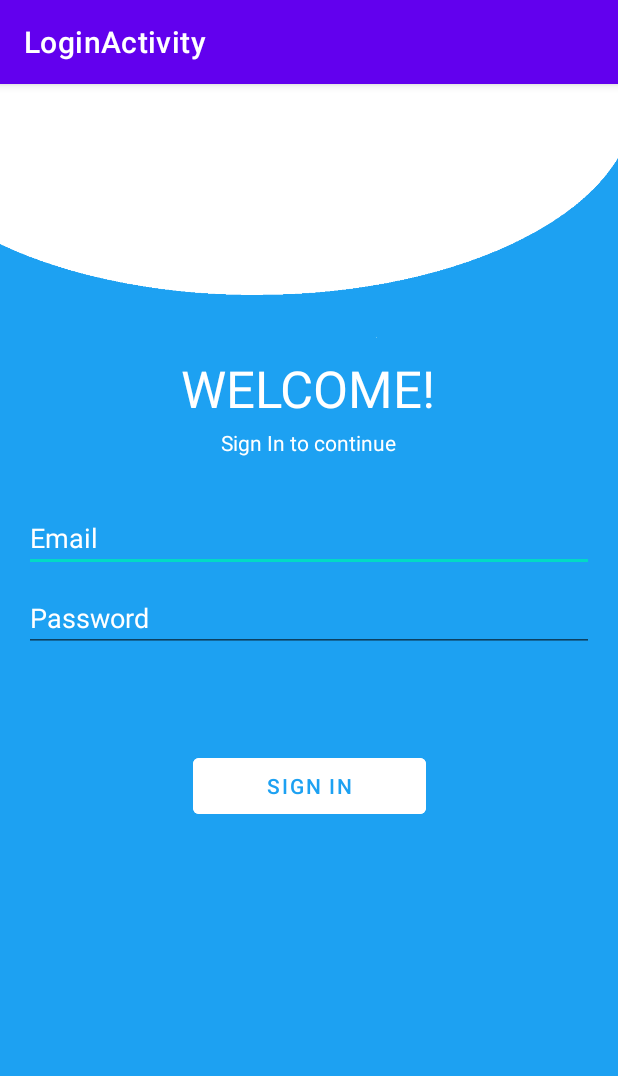
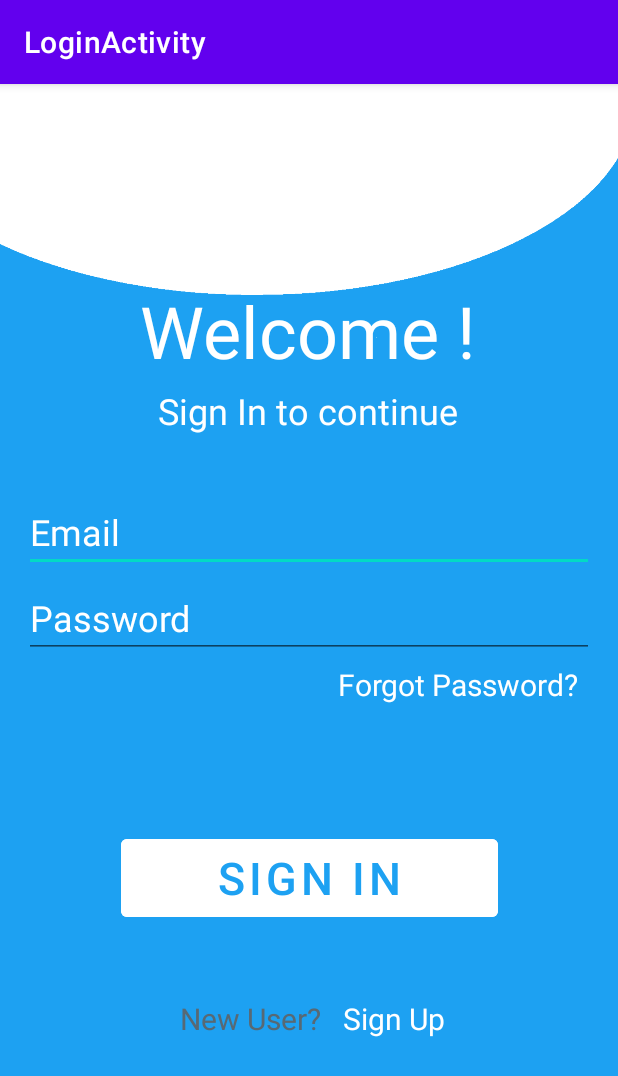
Before and after one commit to jackperlo/BadApp, an Android app: the LoginActivity screen opened directly, with no data from a screen before it, on a phone screen of 412 x 824 dp. Shown: the top 1076 px of the screen. Run offline under Robolectric (Android 15) with nearby library versions, the phone set to English and light mode, and no system bars.

Commit message:
Update login page

```diff
--- a/app/src/main/res/layout/activity_login.xml
+++ b/app/src/main/res/layout/activity_login.xml
@@ -16,23 +16,41 @@
         android:id="@+id/username"
         android:layout_width="0dp"
         android:layout_height="wrap_content"
-        android:layout_marginTop="264dp"
+        android:layout_marginTop="256dp"
         android:autofillHints="@string/prompt_email"
         android:hint="@string/prompt_email"
         android:inputType="textEmailAddress"
         android:selectAllOnFocus="true"
         android:textColor="@color/white"
+        android:textColorHighlight="@color/white"
         android:textColorHint="@color/white"
+        android:textColorLink="@color/white"
+        android:textSize="24sp"
         app:layout_constraintEnd_toEndOf="parent"
-        app:layout_constraintHorizontal_bias="0.0"
         app:layout_constraintStart_toStartOf="parent"
-        app:layout_constraintTop_toTopOf="parent" />
+        app:layout_constraintTop_toTopOf="parent"
+        tools:ignore="TextContrastCheck" />
+
+    <TextView
+        android:id="@+id/textView"
+        android:layout_width="wrap_content"
+        android:layout_height="wrap_content"
+        android:layout_marginTop="4dp"
+        android:clickable="true"
+        android:text="@string/forgot_password"
+        android:textColor="@color/white"
+        android:textSize="20sp"
+        app:layout_constraintEnd_toEndOf="parent"
+        app:layout_constraintHorizontal_bias="0.953"
+        app:layout_constraintStart_toStartOf="parent"
+        app:layout_constraintTop_toBottomOf="@+id/password"
+        tools:ignore="TouchTargetSizeCheck,TextContrastCheck" />
 
     <EditText
         android:id="@+id/password"
         android:layout_width="0dp"
         android:layout_height="wrap_content"
-        android:layout_marginTop="8dp"
+        android:layout_marginTop="4dp"
         android:autofillHints="@string/prompt_password"
         android:hint="@string/prompt_password"
         android:imeActionLabel="@string/action_sign_in_short"
@@ -40,27 +58,32 @@
         android:inputType="textPassword"
         android:selectAllOnFocus="true"
         android:textColor="@color/white"
+        android:textColorHighlight="@color/white"
         android:textColorHint="@color/white"
+        android:textColorLink="@color/white"
+        android:textSize="24sp"
         app:layout_constraintEnd_toEndOf="parent"
         app:layout_constraintStart_toStartOf="parent"
-        app:layout_constraintTop_toBottomOf="@+id/username" />
+        app:layout_constraintTop_toBottomOf="@+id/username"
+        tools:ignore="TextContrastCheck" />
 
     <Button
         android:id="@+id/login"
-        android:layout_width="155dp"
-        android:layout_height="49dp"
+        android:layout_width="251dp"
+        android:layout_height="64dp"
         android:layout_gravity="start"
         android:layout_marginTop="16dp"
         android:layout_marginBottom="64dp"
         android:backgroundTint="@color/white"
         android:enabled="false"
-        android:text="SIGN IN"
+        android:text="@string/sign_in"
         android:textColor="@color/LIGHT_BLUE"
+        android:textSize="30sp"
         app:layout_constraintBottom_toBottomOf="parent"
         app:layout_constraintEnd_toEndOf="parent"
         app:layout_constraintStart_toStartOf="parent"
         app:layout_constraintTop_toBottomOf="@+id/password"
-        app:layout_constraintVertical_bias="0.2" />
+        app:layout_constraintVertical_bias="0.437" />
 
     <ProgressBar
         android:id="@+id/loading"
@@ -80,26 +103,57 @@
         android:id="@+id/textView2"
         android:layout_width="wrap_content"
         android:layout_height="wrap_content"
-        android:layout_marginTop="164dp"
-        android:text="WELCOME!"
+        android:layout_marginTop="116dp"
+        android:text="@string/welcome"
         android:textColor="@color/white"
-        android:textSize="34sp"
+        android:textSize="48sp"
         app:layout_constraintEnd_toEndOf="parent"
         app:layout_constraintHorizontal_bias="0.497"
         app:layout_constraintStart_toStartOf="parent"
-        app:layout_constraintTop_toTopOf="parent" />
+        app:layout_constraintTop_toTopOf="parent"
+        tools:ignore="TextContrastCheck" />
 
     <TextView
         android:id="@+id/textView3"
         android:layout_width="wrap_content"
         android:layout_height="wrap_content"
-        android:text="Sign In to continue"
+        android:text="@string/sign_in_to_continue"
         android:textColor="@color/white"
+        android:textSize="24sp"
         app:layout_constraintBottom_toTopOf="@+id/username"
         app:layout_constraintEnd_toEndOf="parent"
         app:layout_constraintHorizontal_bias="0.498"
         app:layout_constraintStart_toStartOf="parent"
         app:layout_constraintTop_toBottomOf="@+id/textView2"
-        app:layout_constraintVertical_bias="0.105" />
+        app:layout_constraintVertical_bias="0.105"
+        tools:ignore="TextContrastCheck" />
+
+    <TextView
+        android:id="@+id/textView4"
+        android:layout_width="wrap_content"
+        android:layout_height="wrap_content"
+        android:layout_marginStart="104dp"
+        android:layout_marginTop="48dp"
+        android:text="@string/new_user"
+        android:textColor="@color/Testo"
+        android:textSize="20sp"
+        app:layout_constraintStart_toStartOf="parent"
+        app:layout_constraintTop_toBottomOf="@+id/login"
+        tools:ignore="TextContrastCheck" />
+
+    <TextView
+        android:id="@+id/textView5"
+        android:layout_width="wrap_content"
+        android:layout_height="wrap_content"
+        android:layout_marginTop="48dp"
+        android:clickable="true"
+        android:text="@string/sign_up"
+        android:textColor="@color/white"
+        android:textSize="20sp"
+        app:layout_constraintEnd_toEndOf="parent"
+        app:layout_constraintHorizontal_bias="0.131"
+        app:layout_constraintStart_toEndOf="@+id/textView4"
+        app:layout_constraintTop_toBottomOf="@+id/login"
+        tools:ignore="TouchTargetSizeCheck,TextContrastCheck" />
 
 </androidx.constraintlayout.widget.ConstraintLayout>
--- a/app/src/main/res/values/strings.xml
+++ b/app/src/main/res/values/strings.xml
@@ -23,4 +23,9 @@
     <string name="invalid_password">Password must be >5 characters</string>
     <string name="login_failed">"Login failed"</string>
     <string name="account">Account</string>
+    <string name="sign_in">SIGN IN</string>
+    <string name="sign_in_to_continue">Sign In to continue</string>
+    <string name="forgot_password">Forgot Password?</string>
+    <string name="new_user">New User?</string>
+    <string name="sign_up">Sign Up</string>
 </resources>
```
